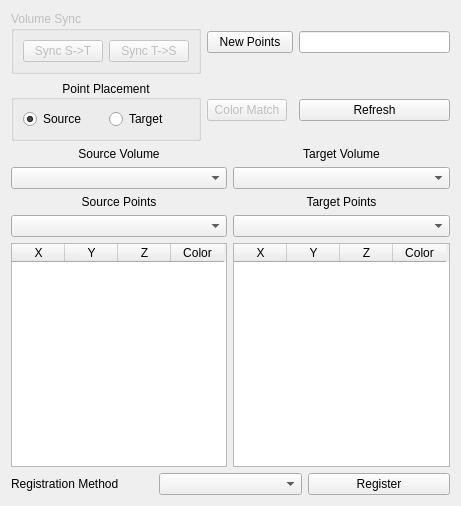
Before: the Qt Designer form rtUI/landmarkRegistration.ui in pengwg/vurtigo, drawn with Qt 5.
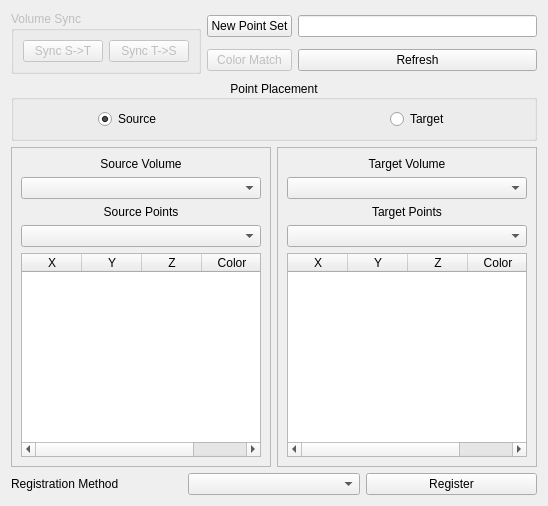
After: the same form once the commit is applied.

Commit message: Combined Camera/Interact/Placement modes into one + registration GUI improvements

```diff
--- a/rtUI/landmarkRegistration.ui
+++ b/rtUI/landmarkRegistration.ui
@@ -6,15 +6,15 @@
    <rect>
     <x>0</x>
     <y>0</y>
-    <width>461</width>
+    <width>548</width>
     <height>506</height>
    </rect>
   </property>
   <property name="windowTitle">
    <string>Landmark Registration</string>
   </property>
-  <layout class="QGridLayout" name="gridLayout_2">
-   <item row="0" column="0">
+  <layout class="QGridLayout" name="gridLayout_4">
+   <item row="0" column="0" rowspan="2">
     <widget class="QGroupBox" name="groupBox_2">
      <property name="enabled">
       <bool>false</bool>
@@ -40,17 +40,37 @@
      </layout>
     </widget>
    </item>
-   <item row="0" column="1" colspan="2">
+   <item row="0" column="1">
     <widget class="QPushButton" name="newPointsButton">
      <property name="text">
-      <string>New Points</string>
+      <string>New Point Set</string>
      </property>
     </widget>
    </item>
-   <item row="0" column="3">
+   <item row="0" column="2">
     <widget class="QLineEdit" name="newPointsName"/>
    </item>
-   <item row="1" column="0">
+   <item row="1" column="1">
+    <widget class="QPushButton" name="colorMatchButton">
+     <property name="enabled">
+      <bool>false</bool>
+     </property>
+     <property name="text">
+      <string>Color Match</string>
+     </property>
+    </widget>
+   </item>
+   <item row="1" column="2">
+    <widget class="QPushButton" name="refreshButton">
+     <property name="toolTip">
+      <string>Refresh the Volume and 3D Point lists</string>
+     </property>
+     <property name="text">
+      <string>Refresh</string>
+     </property>
+    </widget>
+   </item>
+   <item row="2" column="0" colspan="3">
     <widget class="QGroupBox" name="groupBox">
      <property name="title">
       <string>Point Placement</string>
@@ -59,6 +79,19 @@
       <set>Qt::AlignCenter</set>
      </property>
      <layout class="QHBoxLayout" name="horizontalLayout">
+      <item>
+       <spacer name="horizontalSpacer_2">
+        <property name="orientation">
+         <enum>Qt::Horizontal</enum>
+        </property>
+        <property name="sizeHint" stdset="0">
+         <size>
+          <width>40</width>
+          <height>20</height>
+         </size>
+        </property>
+       </spacer>
+      </item>
       <item>
        <widget class="QRadioButton" name="sourceRadio">
         <property name="text">
@@ -69,6 +102,45 @@
         </property>
        </widget>
       </item>
+      <item>
+       <spacer name="horizontalSpacer_4">
+        <property name="orientation">
+         <enum>Qt::Horizontal</enum>
+        </property>
+        <property name="sizeHint" stdset="0">
+         <size>
+          <width>40</width>
+          <height>20</height>
+         </size>
+        </property>
+       </spacer>
+      </item>
+      <item>
+       <spacer name="horizontalSpacer">
+        <property name="orientation">
+         <enum>Qt::Horizontal</enum>
+        </property>
+        <property name="sizeHint" stdset="0">
+         <size>
+          <width>40</width>
+          <height>20</height>
+         </size>
+        </property>
+       </spacer>
+      </item>
+      <item>
+       <spacer name="horizontalSpacer_5">
+        <property name="orientation">
+         <enum>Qt::Horizontal</enum>
+        </property>
+        <property name="sizeHint" stdset="0">
+         <size>
+          <width>40</width>
+          <height>20</height>
+         </size>
+        </property>
+       </spacer>
+      </item>
       <item>
        <widget class="QRadioButton" name="targetRadio">
         <property name="enabled">
@@ -82,32 +154,37 @@
         </property>
        </widget>
       </item>
+      <item>
+       <spacer name="horizontalSpacer_3">
+        <property name="orientation">
+         <enum>Qt::Horizontal</enum>
+        </property>
+        <property name="sizeHint" stdset="0">
+         <size>
+          <width>40</width>
+          <height>20</height>
+         </size>
+        </property>
+       </spacer>
+      </item>
      </layout>
     </widget>
    </item>
-   <item row="1" column="1">
-    <widget class="QPushButton" name="colorMatchButton">
-     <property name="enabled">
-      <bool>false</bool>
-     </property>
-     <property name="text">
-      <string>Color Match</string>
-     </property>
-    </widget>
-   </item>
-   <item row="1" column="3">
-    <widget class="QPushButton" name="refreshButton">
-     <property name="text">
-      <string>Refresh</string>
-     </property>
-    </widget>
-   </item>
-   <item row="2" column="0" rowspan="2" colspan="4">
+   <item row="3" column="0" colspan="3">
     <layout class="QHBoxLayout" name="horizontalLayout_2">
      <item>
-      <layout class="QVBoxLayout" name="verticalLayout">
+      <widget class="QFrame" name="sourceFrame">
+       <property name="frameShape">
+        <enum>QFrame::StyledPanel</enum>
+       </property>
+       <property name="frameShadow">
+        <enum>QFrame::Raised</enum>
+       </property>
+       <layout class="QGridLayout" name="gridLayout_2">
+        <item row="0" column="0">
+         <layout class="QVBoxLayout" name="sourceLayout">
        <item>
-        <widget class="QLabel" name="label">
+           <widget class="QLabel" name="volSourceLabel">
          <property name="text">
           <string>Source Volume</string>
          </property>
@@ -120,7 +197,7 @@
         <widget class="QComboBox" name="volSource"/>
        </item>
        <item>
-        <widget class="QLabel" name="label_2">
+           <widget class="QLabel" name="setSourceLabel">
          <property name="text">
           <string>Source Points</string>
          </property>
@@ -135,10 +212,16 @@
        <item>
         <widget class="QTableWidget" name="setOneTable">
          <attribute name="horizontalHeaderDefaultSectionSize">
-          <number>53</number>
+             <number>60</number>
+            </attribute>
+            <attribute name="horizontalHeaderStretchLastSection">
+             <bool>true</bool>
+            </attribute>
+            <attribute name="horizontalHeaderStretchLastSection">
+             <bool>true</bool>
          </attribute>
          <attribute name="horizontalHeaderDefaultSectionSize">
-          <number>53</number>
+             <number>60</number>
          </attribute>
          <column>
           <property name="text">
@@ -164,10 +247,22 @@
        </item>
       </layout>
      </item>
+       </layout>
+      </widget>
+     </item>
      <item>
-      <layout class="QVBoxLayout" name="verticalLayout_2">
+      <widget class="QFrame" name="targetFrame">
+       <property name="frameShape">
+        <enum>QFrame::StyledPanel</enum>
+       </property>
+       <property name="frameShadow">
+        <enum>QFrame::Raised</enum>
+       </property>
+       <layout class="QGridLayout" name="gridLayout_3">
+        <item row="0" column="0">
+         <layout class="QVBoxLayout" name="targetLayout">
        <item>
-        <widget class="QLabel" name="label_3">
+           <widget class="QLabel" name="volTargetLabel">
          <property name="text">
           <string>Target Volume</string>
          </property>
@@ -180,7 +275,7 @@
         <widget class="QComboBox" name="volTarget"/>
        </item>
        <item>
-        <widget class="QLabel" name="label_4">
+           <widget class="QLabel" name="setTargetLabel">
          <property name="text">
           <string>Target Points</string>
          </property>
@@ -202,10 +297,16 @@
           <bool>true</bool>
          </property>
          <attribute name="horizontalHeaderDefaultSectionSize">
-          <number>53</number>
+             <number>60</number>
+            </attribute>
+            <attribute name="horizontalHeaderStretchLastSection">
+             <bool>true</bool>
+            </attribute>
+            <attribute name="horizontalHeaderStretchLastSection">
+             <bool>true</bool>
          </attribute>
          <attribute name="horizontalHeaderDefaultSectionSize">
-          <number>53</number>
+             <number>60</number>
          </attribute>
          <column>
           <property name="text">
@@ -232,8 +333,11 @@
       </layout>
      </item>
     </layout>
-   </item>
-   <item row="4" column="0" colspan="4">
+      </widget>
+     </item>
+    </layout>
+   </item>
+   <item row="4" column="0" colspan="3">
     <layout class="QHBoxLayout" name="horizontalLayout_4">
      <item>
       <widget class="QLabel" name="label_5">
```
Left out of the diff: 12 changed lines with no effect on the pictures. Lines whose indentation alone changed are shown as unchanged. The commit also changes 13 other files.
